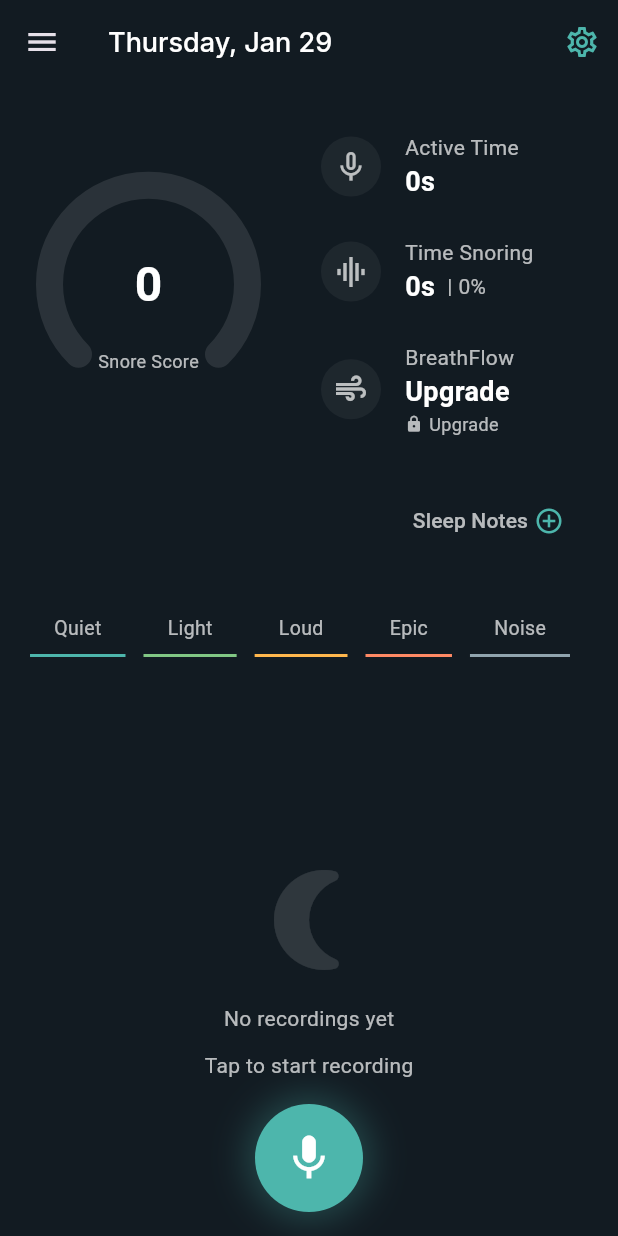
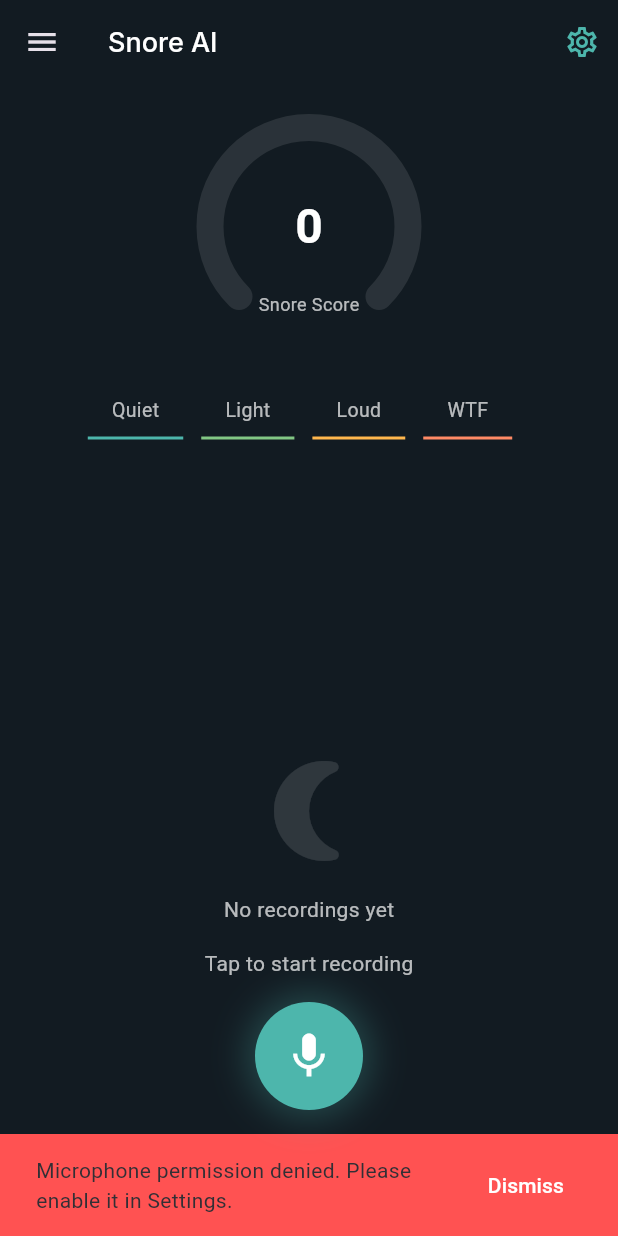
Before and after one commit to abdulsalamdeveloper1999/fantasy-hike-like, a Flutter app: the screen it shows after launch, after a tap on the "mic" icon, on a phone screen of 412 x 824 dp. Run offline on Flutter 3.47's test engine with Material 3 defaults, Android fonts, the phone set to English and light mode, and no system bars; our stand-ins replace audioplayers, auto_route, equatable, get_it, google_fonts, injectable; missing offline and left inert: record; generated files the repository leaves out were written again.

Commit message:
Your commit message

```diff
--- a/lib/features/snore/presentation/pages/snore_recorder_page.dart
+++ b/lib/features/snore/presentation/pages/snore_recorder_page.dart
@@ -2,13 +2,15 @@
 import 'package:google_fonts/google_fonts.dart';
 import 'package:intl/intl.dart';
 import 'package:provider/provider.dart';
+import 'package:auto_route/auto_route.dart';
+import 'package:step_journey/core/widgets/app_drawer.dart';
 import 'package:step_journey/features/snore/core/snore_colors.dart';
 import 'package:step_journey/features/snore/domain/recording_model.dart';
 import 'package:step_journey/features/snore/presentation/state/snore_controller.dart';
 import 'package:step_journey/features/snore/presentation/widgets/snore_score_gauge.dart';
-import 'package:step_journey/features/snore/presentation/widgets/summary_card.dart';
 import 'package:step_journey/features/snore/presentation/widgets/recording_list_item.dart';
 
+@RoutePage()
 class SnoreRecorderPage extends StatefulWidget {
   const SnoreRecorderPage({super.key});
 
@@ -45,12 +47,12 @@
       create: (_) => SnoreController(),
       child: Scaffold(
         backgroundColor: SnoreColors.background,
-        drawer: const Drawer(),
+        drawer: const AppDrawer(),
         appBar: AppBar(
           backgroundColor: Colors.transparent,
           elevation: 0,
           title: Text(
-            DateFormat('EEEE, MMM d').format(DateTime.now()),
+            'Snore AI',
             style: GoogleFonts.inter(
               color: Colors.white,
               fontSize: 18,
@@ -83,6 +85,25 @@
         floatingActionButtonLocation: FloatingActionButtonLocation.centerFloat,
         floatingActionButton: Consumer<SnoreController>(
           builder: (context, controller, child) {
+            // Show error message if present
+            if (controller.errorMessage != null) {
+              WidgetsBinding.instance.addPostFrameCallback((_) {
+                ScaffoldMessenger.of(context).showSnackBar(
+                  SnackBar(
+                    content: Text(controller.errorMessage!),
+                    backgroundColor: Colors.redAccent,
+                    duration: const Duration(seconds: 4),
+                    action: SnackBarAction(
+                      label: 'Dismiss',
+                      textColor: Colors.white,
+                      onPressed: () => controller.clearError(),
+                    ),
+                  ),
+                );
+                controller.clearError();
+              });
+            }
+
             return Column(
               mainAxisSize: MainAxisSize.min,
               children: [
@@ -157,87 +178,7 @@
   Widget _buildHeader(SnoreController controller) {
     return Padding(
       padding: const EdgeInsets.symmetric(horizontal: 24),
-      child: Column(
-        children: [
-          Row(
-            mainAxisAlignment: MainAxisAlignment.center,
-            children: [
-              SnoreScoreGauge(score: controller.snoreScore),
-              const SizedBox(width: 40),
-              Expanded(
-                child: Column(
-                  crossAxisAlignment: CrossAxisAlignment.start,
-                  children: [
-                    SummaryCard(
-                      title: 'Active Time',
-                      value: _formatDuration(controller.totalActiveDuration),
-                      icon: Icons.mic_none,
-                    ),
-                    SummaryCard(
-                      title: 'Time Snoring',
-                      value: _formatDuration(controller.totalSnoreDuration),
-                      subValue:
-                          '| ${controller.totalActiveDuration.inSeconds > 0 ? (controller.totalSnoreDuration.inSeconds * 100 ~/ controller.totalActiveDuration.inSeconds) : 0}%',
-                      icon: Icons.graphic_eq,
-                    ),
-                    const SummaryCard(
-                      title: 'BreathFlow',
-                      value: 'Upgrade',
-                      icon: Icons.air,
-                      isLocked: true,
-                    ),
-                  ],
-                ),
-              ),
-            ],
-          ),
-          const SizedBox(height: 20),
-          Align(
-            alignment: Alignment.centerRight,
-            child: TextButton(
-              onPressed: () => _showSleepNoteDialog(context, controller),
-              child: Column(
-                crossAxisAlignment: CrossAxisAlignment.end,
-                children: [
-                  Row(
-                    mainAxisSize: MainAxisSize.min,
-                    children: [
-                      Text(
-                        controller.sleepNote.isEmpty
-                            ? 'Sleep Notes'
-                            : 'Edit Note',
-                        style: const TextStyle(
-                          color: SnoreColors.textSecondary,
-                        ),
-                      ),
-                      const SizedBox(width: 4),
-                      const Icon(
-                        Icons.add_circle_outline,
-                        color: SnoreColors.primary,
-                        size: 20,
-                      ),
-                    ],
-                  ),
-                  if (controller.sleepNote.isNotEmpty)
-                    Padding(
-                      padding: const EdgeInsets.only(top: 4),
-                      child: Text(
-                        controller.sleepNote,
-                        style: const TextStyle(
-                          color: Colors.white60,
-                          fontSize: 12,
-                          fontStyle: FontStyle.italic,
-                        ),
-                        maxLines: 1,
-                        overflow: TextOverflow.ellipsis,
-                      ),
-                    ),
-                ],
-              ),
-            ),
-          ),
-        ],
-      ),
+      child: Center(child: SnoreScoreGauge(score: controller.snoreScore)),
     );
   }
 
@@ -250,8 +191,7 @@
           _buildTabItem('Quiet', SnoreColors.quiet),
           _buildTabItem('Light', SnoreColors.light),
           _buildTabItem('Loud', SnoreColors.loud),
-          _buildTabItem('Epic', SnoreColors.epic),
-          _buildTabItem('Noise', SnoreColors.noise),
+          _buildTabItem('WTF', SnoreColors.epic),
         ],
       ),
     );
@@ -354,62 +294,4 @@
     }
     return grouped;
   }
-
-  String _formatDuration(Duration duration) {
-    if (duration.inMinutes >= 1) {
-      return '${duration.inMinutes}m';
-    }
-    return '${duration.inSeconds}s';
-  }
-
-  void _showSleepNoteDialog(BuildContext context, SnoreController controller) {
-    final textController = TextEditingController(text: controller.sleepNote);
-    showDialog(
-      context: context,
-      builder: (context) => AlertDialog(
-        backgroundColor: SnoreColors.surface,
-        shape: RoundedRectangleBorder(
-          borderRadius: BorderRadius.circular(12),
-          side: const BorderSide(color: SnoreColors.primary, width: 1.5),
-        ),
-        title: const Text('Sleep Notes', style: TextStyle(color: Colors.white)),
-        content: TextField(
-          controller: textController,
-          autofocus: true,
-          style: const TextStyle(color: Colors.white),
-          decoration: const InputDecoration(
-            hintText: 'How did you sleep?',
-            hintStyle: TextStyle(color: Colors.white30),
-            enabledBorder: OutlineInputBorder(
-              borderSide: BorderSide(color: Colors.white24),
-            ),
-            focusedBorder: OutlineInputBorder(
-              borderSide: BorderSide(color: SnoreColors.primary),
-            ),
-            border: OutlineInputBorder(),
-          ),
-          maxLines: 3,
-        ),
-        actions: [
-          TextButton(
-            onPressed: () => Navigator.pop(context),
-            child: const Text(
-              'Cancel',
-              style: TextStyle(color: Colors.white54),
-            ),
-          ),
-          ElevatedButton(
-            style: ElevatedButton.styleFrom(
-              backgroundColor: SnoreColors.primary,
-            ),
-            onPressed: () {
-              controller.updateSleepNote(textController.text);
-              Navigator.pop(context);
-            },
-            child: const Text('Save', style: TextStyle(color: Colors.white)),
-          ),
-        ],
-      ),
-    );
-  }
 }
--- a/lib/features/snore/presentation/state/snore_controller.dart
+++ b/lib/features/snore/presentation/state/snore_controller.dart
@@ -44,6 +44,14 @@
   String _sleepNote = '';
   String get sleepNote => _sleepNote;
 
+  String? _errorMessage;
+  String? get errorMessage => _errorMessage;
+
+  void clearError() {
+    _errorMessage = null;
+    notifyListeners();
+  }
+
   void updateSleepNote(String note) {
     _sleepNote = note;
     notifyListeners();
@@ -80,7 +88,18 @@
 
   Future<void> startRecording() async {
     try {
-      if (await _recorder.hasPermission()) {
+      _errorMessage = null; // Clear any previous errors
+
+      final hasPermission = await _recorder.hasPermission();
+
+      if (!hasPermission) {
+        _errorMessage =
+            'Microphone permission denied. Please enable it in Settings.';
+        debugPrint('Microphone permission denied');
+        notifyListeners();
+        return;
+      }
+
       final directory = await getApplicationDocumentsDirectory();
       final path = p.join(
         directory.path,
@@ -99,9 +118,11 @@
       _startRecordingTime = DateTime.now();
       _isRecording = true;
       notifyListeners();
-      }
     } catch (e) {
       debugPrint('Error starting recording: $e');
+      _errorMessage = 'Failed to start recording. Please try again.';
+      _isRecording = false;
+      notifyListeners();
     }
   }
 
```
Lines whose indentation alone changed are shown as unchanged.
